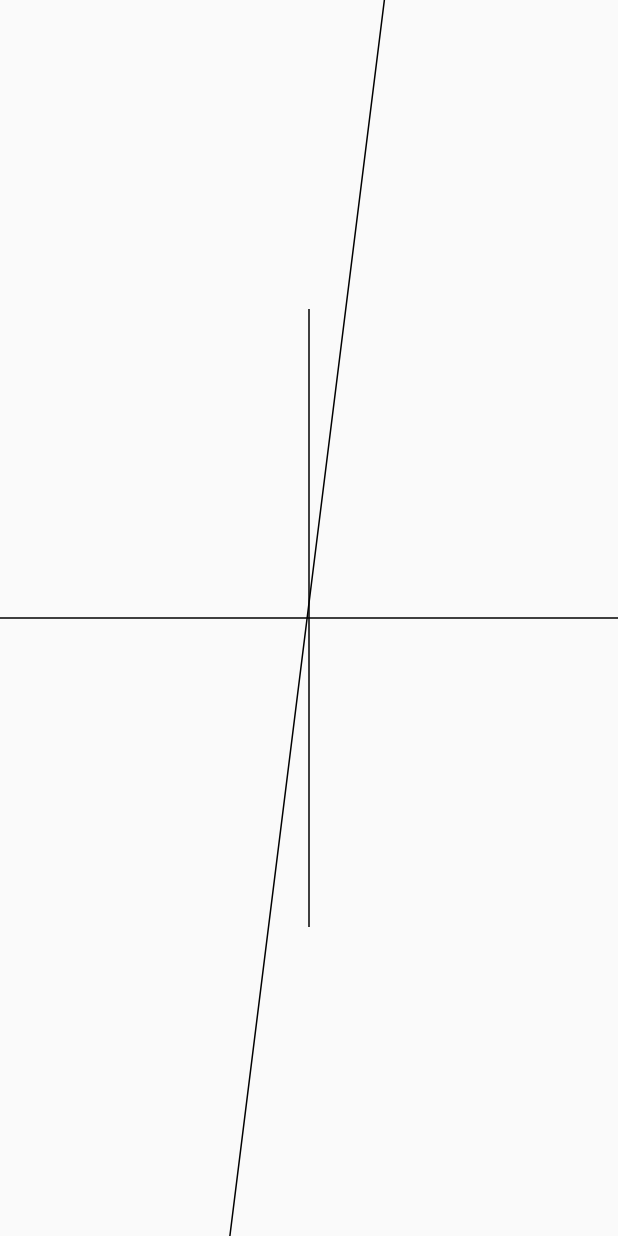
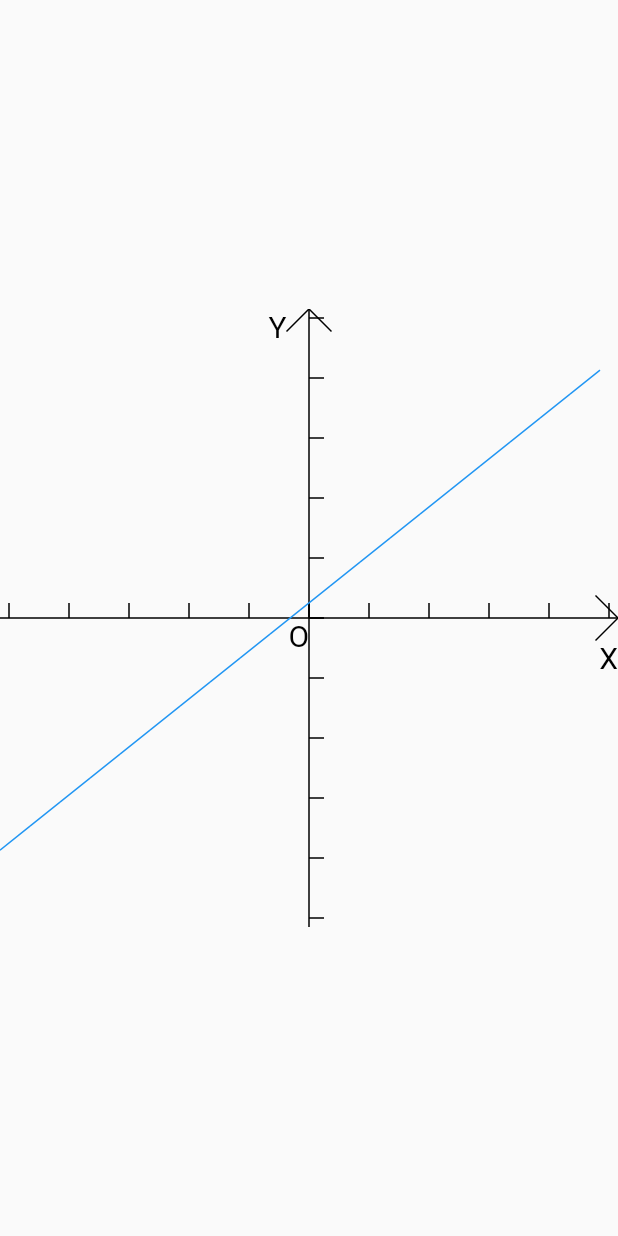
Before and after one commit to sunhang/ireview, a Flutter app: the screen it shows after launch, after a tap on an icon or button, on a phone screen of 412 x 824 dp. Run offline on Flutter 3.47's test engine with Material 2 defaults, Android fonts, the phone set to English and light mode, and no system bars.

Commit message:
把坐标轴绘制的更仔细一些，添加XYO标记，添加上刻度点

```diff
--- a/lib/LinearEquation.dart
+++ b/lib/LinearEquation.dart
@@ -1,3 +1,4 @@
+import 'package:flutter/material.dart';
 import 'package:flutter/widgets.dart';
 import 'dart:ui';
 
@@ -23,13 +24,17 @@ class LinearEquationPainter extends CustomPainter {
     ..strokeWidth = 1;
 
   // y = a * x + b
-  int _a = 8;
-  int _b = 10;
+  double _a = 0.8;
+  double _b = 10;
 
   @override
   void paint(Canvas canvas, Size size) {
+    final rect = Offset(0, 0) & size;
 
+    canvas.clipRect(rect);
 //    canvas.drawColor(Color.fromARGB(255, 255, 255, 255), BlendMode.srcIn);
+
+    _paint.color = Colors.black;
 
     Offset p0 = Offset(0, size.height / 2);
     Offset p1 = Offset(size.width, size.height / 2);
@@ -38,18 +43,63 @@ class LinearEquationPainter extends CustomPainter {
 
     p0 = Offset(size.width / 2, 0);
     p1 = Offset(size.width / 2, size.height);
+
     canvas.drawLine(p0, p1, _paint);
 
+    for (double i = 0; i < size.width / 2; i += 40) {
+      canvas.drawLine(Offset(size.width / 2 + i, size.height / 2), Offset(size.width / 2 + i, size.height / 2 - 10), _paint);
+      canvas.drawLine(Offset(size.width / 2 - i, size.height / 2), Offset(size.width / 2 - i, size.height / 2 - 10), _paint);
+    }
+
+    for (double i = 0; i < size.height / 2; i += 40) {
+      canvas.drawLine(Offset(size.width / 2, size.height / 2 + i), Offset(size.width / 2 + 10, size.height / 2 + i), _paint);
+      canvas.drawLine(Offset(size.width / 2, size.height / 2 - i), Offset(size.width / 2 + 10, size.height / 2 - i), _paint);
+    }
+
+    final arrowSize = 15.0;
+    // 画X轴箭头
+    canvas.drawLine(Offset(size.width, size.height / 2), Offset(size.width - arrowSize, size.height / 2 - arrowSize), _paint);
+    canvas.drawLine(Offset(size.width, size.height / 2), Offset(size.width - arrowSize, size.height / 2 + arrowSize), _paint);
+
+    // 画Y轴箭头
+    canvas.drawLine(Offset(size.width / 2, 0), Offset(size.width / 2 - arrowSize, arrowSize), _paint);
+    canvas.drawLine(Offset(size.width / 2, 0), Offset(size.width / 2 + arrowSize, arrowSize), _paint);
+
+    // 绘制O
+    TextSpan span = new TextSpan(
+        style: new TextStyle(color: Colors.black, fontSize: 20.0), text: "O");
+    TextPainter tp = new TextPainter(
+        text: span, textDirection: TextDirection.ltr);
+    tp.layout();
+    tp.paint(canvas, new Offset(size.width / 2 - tp.width, size.height / 2));
+
+    // 绘制X
+    TextSpan spanX = new TextSpan(
+        style: new TextStyle(color: Colors.black, fontSize: 20.0), text: "X");
+    TextPainter tpX = new TextPainter(
+        text: spanX, textDirection: TextDirection.ltr);
+    tpX.layout();
+    tpX.paint(canvas, new Offset(size.width - tpX.width, size.height / 2 + arrowSize));
+
+    // 绘制Y
+    TextSpan spanY = new TextSpan(
+        style: new TextStyle(color: Colors.black, fontSize: 20.0), text: "Y");
+    TextPainter tpY = new TextPainter(
+        text: spanY, textDirection: TextDirection.ltr);
+    tpY.layout();
+    tpY.paint(canvas, new Offset(size.width / 2 - tpY.width - arrowSize, 0));
+
+
+    _paint.color = Colors.blue;
     double y;
     List<Offset> list = new List();
-    for (double x = -100; x <= 100; x = x + 1) {
+    for (double x = -size.width / 2; x <= size.width / 2; x = x + 20) {
       y = _a * x + _b;
 
       list.add(new Offset(x + size.width / 2, size.height / 2 - y));
     }
 
     canvas.drawPoints(PointMode.polygon, list, _paint);
-
   }
 
   @override
```
